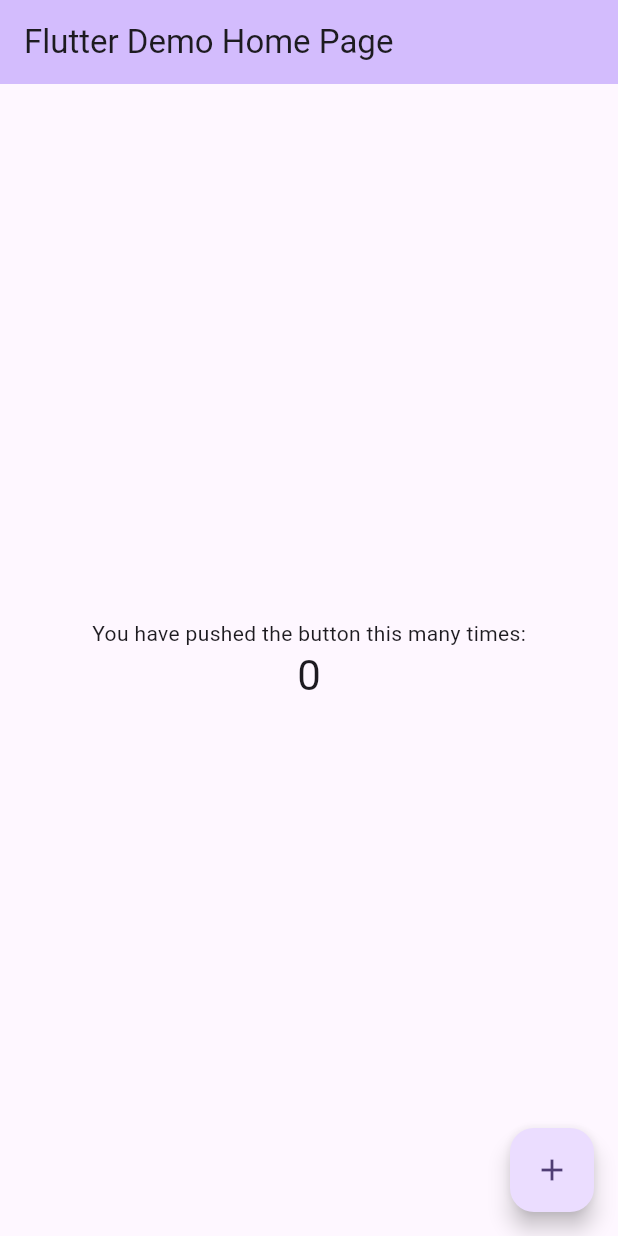
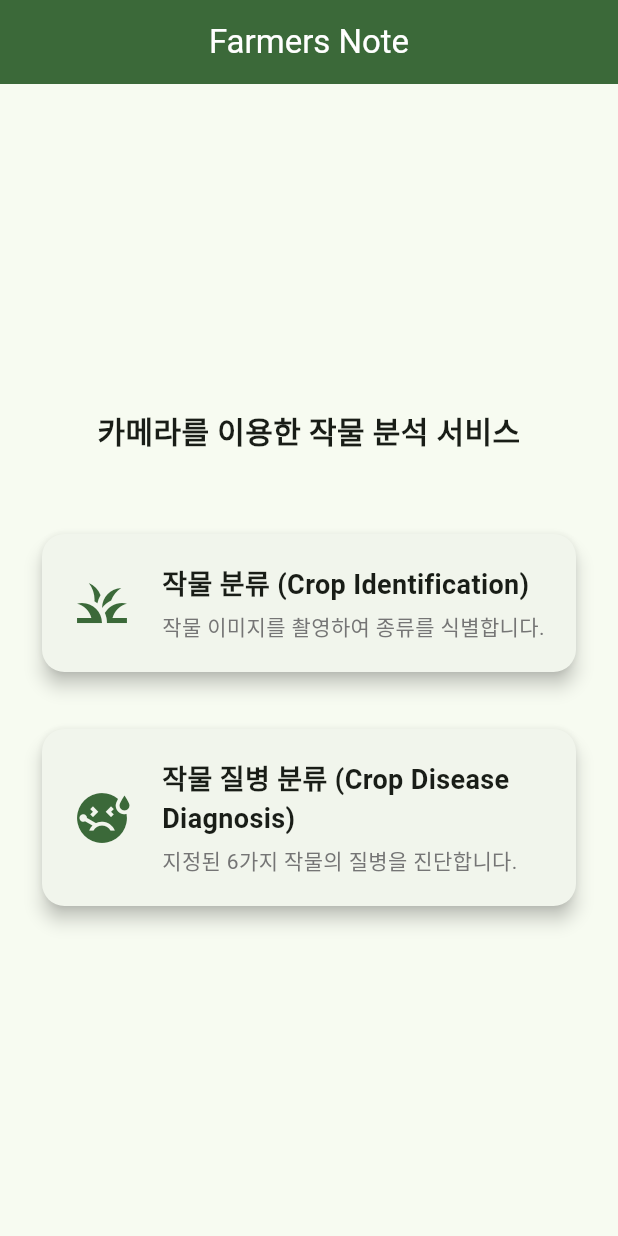
Before and after one commit to farmers-note/farmers-note-fe, a Flutter app: the screen it shows after launch, on a phone screen of 412 x 824 dp. Run offline on Flutter 3.47's test engine with Material 3 defaults, Android fonts, the phone set to English and light mode, and no system bars; our stand-ins replace flutter_riverpod.

Commit message:
feat: 기본 UI 구현

```diff
--- a/lib/main.dart
+++ b/lib/main.dart
@@ -1,122 +1,23 @@
+import 'package:farmers_note/main_screen.dart';
 import 'package:flutter/material.dart';
+import 'package:flutter_riverpod/flutter_riverpod.dart';
 
 void main() {
-  runApp(const MyApp());
+  runApp(ProviderScope(child: MyApp()));
 }
 
 class MyApp extends StatelessWidget {
   const MyApp({super.key});
 
-  // This widget is the root of your application.
   @override
   Widget build(BuildContext context) {
     return MaterialApp(
-      title: 'Flutter Demo',
+      title: 'Farmers Note',
       theme: ThemeData(
-        // This is the theme of your application.
-        //
-        // TRY THIS: Try running your application with "flutter run". You'll see
-        // the application has a purple toolbar. Then, without quitting the app,
-        // try changing the seedColor in the colorScheme below to Colors.green
-        // and then invoke "hot reload" (save your changes or press the "hot
-        // reload" button in a Flutter-supported IDE, or press "r" if you used
-        // the command line to start the app).
-        //
-        // Notice that the counter didn't reset back to zero; the application
-        // state is not lost during the reload. To reset the state, use hot
-        // restart instead.
-        //
-        // This works for code too, not just values: Most code changes can be
-        // tested with just a hot reload.
-        colorScheme: ColorScheme.fromSeed(seedColor: Colors.deepPurple),
+        colorScheme: ColorScheme.fromSeed(seedColor: Colors.green),
+        useMaterial3: true,
       ),
-      home: const MyHomePage(title: 'Flutter Demo Home Page'),
+      home: const MainScreen(),
     );
   }
 }
-
-class MyHomePage extends StatefulWidget {
-  const MyHomePage({super.key, required this.title});
-
-  // This widget is the home page of your application. It is stateful, meaning
-  // that it has a State object (defined below) that contains fields that affect
-  // how it looks.
-
-  // This class is the configuration for the state. It holds the values (in this
-  // case the title) provided by the parent (in this case the App widget) and
-  // used by the build method of the State. Fields in a Widget subclass are
-  // always marked "final".
-
-  final String title;
-
-  @override
-  State<MyHomePage> createState() => _MyHomePageState();
-}
-
-class _MyHomePageState extends State<MyHomePage> {
-  int _counter = 0;
-
-  void _incrementCounter() {
-    setState(() {
-      // This call to setState tells the Flutter framework that something has
-      // changed in this State, which causes it to rerun the build method below
-      // so that the display can reflect the updated values. If we changed
-      // _counter without calling setState(), then the build method would not be
-      // called again, and so nothing would appear to happen.
-      _counter++;
-    });
-  }
-
-  @override
-  Widget build(BuildContext context) {
-    // This method is rerun every time setState is called, for instance as done
-    // by the _incrementCounter method above.
-    //
-    // The Flutter framework has been optimized to make rerunning build methods
-    // fast, so that you can just rebuild anything that needs updating rather
-    // than having to individually change instances of widgets.
-    return Scaffold(
-      appBar: AppBar(
-        // TRY THIS: Try changing the color here to a specific color (to
-        // Colors.amber, perhaps?) and trigger a hot reload to see the AppBar
-        // change color while the other colors stay the same.
-        backgroundColor: Theme.of(context).colorScheme.inversePrimary,
-        // Here we take the value from the MyHomePage object that was created by
-        // the App.build method, and use it to set our appbar title.
-        title: Text(widget.title),
-      ),
-      body: Center(
-        // Center is a layout widget. It takes a single child and positions it
-        // in the middle of the parent.
-        child: Column(
-          // Column is also a layout widget. It takes a list of children and
-          // arranges them vertically. By default, it sizes itself to fit its
-          // children horizontally, and tries to be as tall as its parent.
-          //
-          // Column has various properties to control how it sizes itself and
-          // how it positions its children. Here we use mainAxisAlignment to
-          // center the children vertically; the main axis here is the vertical
-          // axis because Columns are vertical (the cross axis would be
-          // horizontal).
-          //
-          // TRY THIS: Invoke "debug painting" (choose the "Toggle Debug Paint"
-          // action in the IDE, or press "p" in the console), to see the
-          // wireframe for each widget.
-          mainAxisAlignment: MainAxisAlignment.center,
-          children: <Widget>[
-            const Text('You have pushed the button this many times:'),
-            Text(
-              '$_counter',
-              style: Theme.of(context).textTheme.headlineMedium,
-            ),
-          ],
-        ),
-      ),
-      floatingActionButton: FloatingActionButton(
-        onPressed: _incrementCounter,
-        tooltip: 'Increment',
-        child: const Icon(Icons.add),
-      ), // This trailing comma makes auto-formatting nicer for build methods.
-    );
-  }
-}
--- /dev/null
+++ b/lib/main_screen.dart
@@ -0,0 +1,127 @@
+import 'package:farmers_note/crop_identification_screen.dart';
+import 'package:farmers_note/disease_diagnosis_screen.dart';
+import 'package:flutter/material.dart';
+import 'package:flutter_riverpod/flutter_riverpod.dart';
+
+class MainScreen extends ConsumerStatefulWidget {
+  const MainScreen({super.key});
+
+  @override
+  ConsumerState<ConsumerStatefulWidget> createState() => MainScreenState();
+}
+
+class MainScreenState extends ConsumerState<MainScreen> {
+  @override
+  Widget build(BuildContext context) {
+    return Scaffold(
+      appBar: AppBar(
+        title: const Text('Farmers Note'),
+        centerTitle: true,
+        backgroundColor: Theme.of(context).primaryColor,
+        foregroundColor: Colors.white,
+      ),
+      body: Center(
+        child: Padding(
+          padding: const EdgeInsets.all(24.0),
+          child: Column(
+            mainAxisAlignment: MainAxisAlignment.center,
+            crossAxisAlignment: CrossAxisAlignment.stretch,
+            children: <Widget>[
+              const Text(
+                '카메라를 이용한 작물 분석 서비스',
+                style: TextStyle(fontSize: 20, fontWeight: FontWeight.bold),
+                textAlign: TextAlign.center,
+              ),
+              const SizedBox(height: 50),
+
+              // 1. 작물 분류 기능 버튼
+              _FeatureCard(
+                icon: Icons.grass_sharp,
+                title: '작물 분류 (Crop Identification)',
+                description: '작물 이미지를 촬영하여 종류를 식별합니다.',
+                onTap: () {
+                  Navigator.push(
+                    context,
+                    MaterialPageRoute(
+                      builder: (context) => const CropIdentificationScreen(),
+                    ),
+                  );
+                },
+              ),
+              const SizedBox(height: 30),
+
+              // 2. 작물 질병 분류 기능 버튼
+              _FeatureCard(
+                icon: Icons.sick_sharp,
+                title: '작물 질병 분류 (Crop Disease Diagnosis)',
+                description: '지정된 6가지 작물의 질병을 진단합니다.',
+                onTap: () {
+                  Navigator.push(
+                    context,
+                    MaterialPageRoute(
+                      builder: (context) => const DiseaseDiagnosisScreen(),
+                    ),
+                  );
+                },
+              ),
+            ],
+          ),
+        ),
+      ),
+    );
+  }
+}
+
+class _FeatureCard extends StatelessWidget {
+  final IconData icon;
+  final String title;
+  final String description;
+  final VoidCallback onTap;
+
+  const _FeatureCard({
+    required this.icon,
+    required this.title,
+    required this.description,
+    required this.onTap,
+  });
+
+  @override
+  Widget build(BuildContext context) {
+    return Card(
+      elevation: 5,
+      shape: RoundedRectangleBorder(borderRadius: BorderRadius.circular(15)),
+      child: InkWell(
+        onTap: onTap,
+        borderRadius: BorderRadius.circular(15),
+        child: Padding(
+          padding: const EdgeInsets.all(20.0),
+          child: Row(
+            children: <Widget>[
+              Icon(icon, size: 40, color: Theme.of(context).primaryColor),
+              const SizedBox(width: 20),
+              Expanded(
+                child: Column(
+                  crossAxisAlignment: CrossAxisAlignment.start,
+                  children: <Widget>[
+                    Text(
+                      title,
+                      style: const TextStyle(
+                        fontSize: 18,
+                        fontWeight: FontWeight.bold,
+                      ),
+                    ),
+                    const SizedBox(height: 4),
+                    Text(
+                      description,
+                      style: TextStyle(fontSize: 14, color: Colors.grey[600]),
+                    ),
+                  ],
+                ),
+              ),
+            ],
+          ),
+        ),
+      ),
+    );
+  }
+}
--- a/pubspec.yaml
+++ b/pubspec.yaml
@@ -30,6 +30,7 @@ environment:
 dependencies:
   flutter:
     sdk: flutter
+  flutter_riverpod: ^3.0.3
 
   # The following adds the Cupertino Icons font to your application.
   # Use with the CupertinoIcons class for iOS style icons.
```
Also changed, not shown: lib/crop_identification_screen.dart (added, +88 -0 lines), lib/disease_diagnosis_screen.dart (added, +138 -0 lines).
